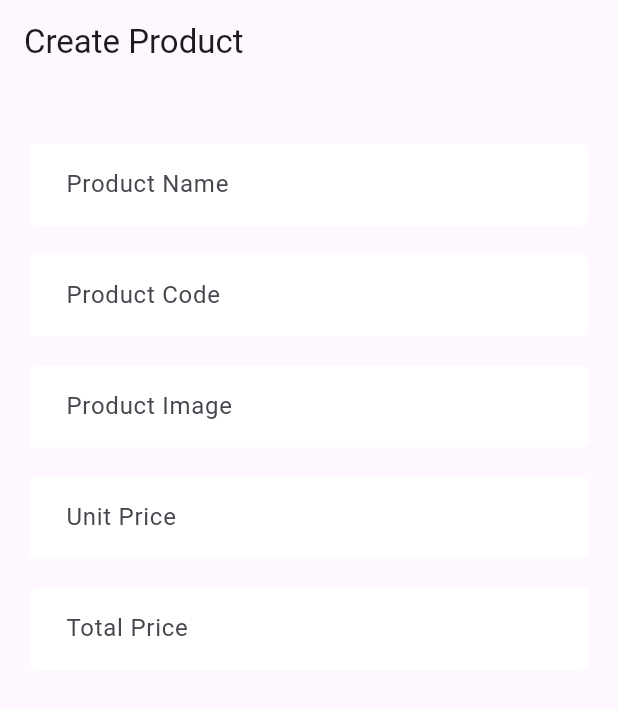
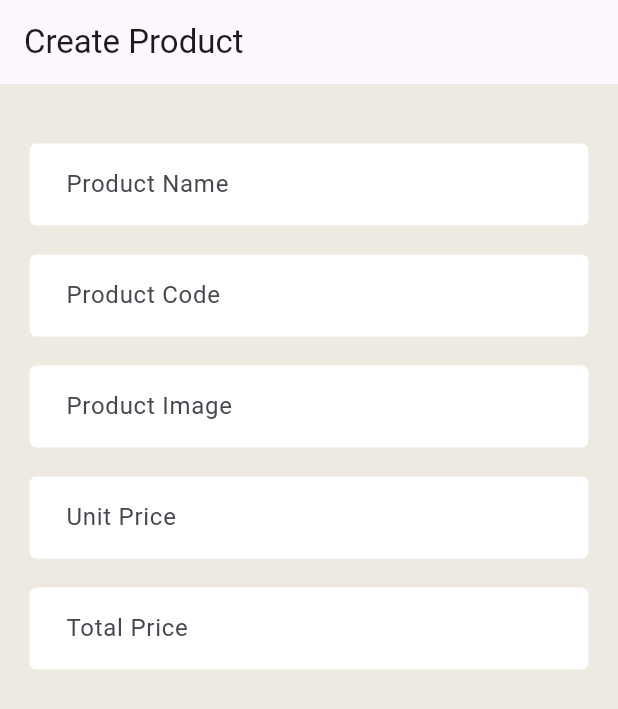
Before and after one commit to Nizarul-Islam-Prince/curdproject, a Flutter app: the screen it shows after launch, on a phone screen of 412 x 824 dp. Shown: the top 709 px of the screen. Run offline on Flutter 3.47's test engine with Material 3 defaults, Android fonts, the phone set to English and light mode, and no system bars; our stand-ins replace flutter_svg.

Commit message:
Product Create backgroud svg + style svg + assest + svg package+ media query

```diff
--- a/lib/Screen/ProductCreteScreen.dart
+++ b/lib/Screen/ProductCreteScreen.dart
@@ -15,6 +15,8 @@ class _ProductCreateScreen extends State<ProductCreateScreen> {
       ),
       body: Stack(
         children: [
+          //Background Graphics
+          ScreenBackground(context),
           Container(
             child: (SingleChildScrollView(
               padding: EdgeInsets.all(20),
--- a/lib/Style/style.dart
+++ b/lib/Style/style.dart
@@ -1,9 +1,20 @@
 import 'package:flutter/material.dart';
+import 'package:flutter_svg/flutter_svg.dart';
 
 const ColorRed = Color.fromRGBO(231, 28, 36, 1);
 const ColorGreen = Color.fromRGBO(33, 191, 115, 1);
 const ColorWhite = Color.fromRGBO(255, 255, 255, 1);
 const ColorDarkBlue = Color.fromRGBO(44, 62, 80, 1);
+
+ScreenBackground(context) {
+  return SvgPicture.asset(
+    'assets/images/background.svg',
+    alignment: Alignment.center,
+    width: MediaQuery.of(context).size.width,
+    height: MediaQuery.of(context).size.height,
+    fit: BoxFit.cover,
+  );
+}
 
 InputDecoration AppInputDecoration(label) {
   return InputDecoration(
--- a/pubspec.yaml
+++ b/pubspec.yaml
@@ -59,6 +59,8 @@ flutter:
   # included with your application, so that you can use the icons in
   # the material Icons class.
   uses-material-design: true
+  assets:
+    - assets/images/
 
   # To add assets to your application, add an assets section, like this:
   # assets:
```
Also changed, not shown: assets/images/background.svg (added).
